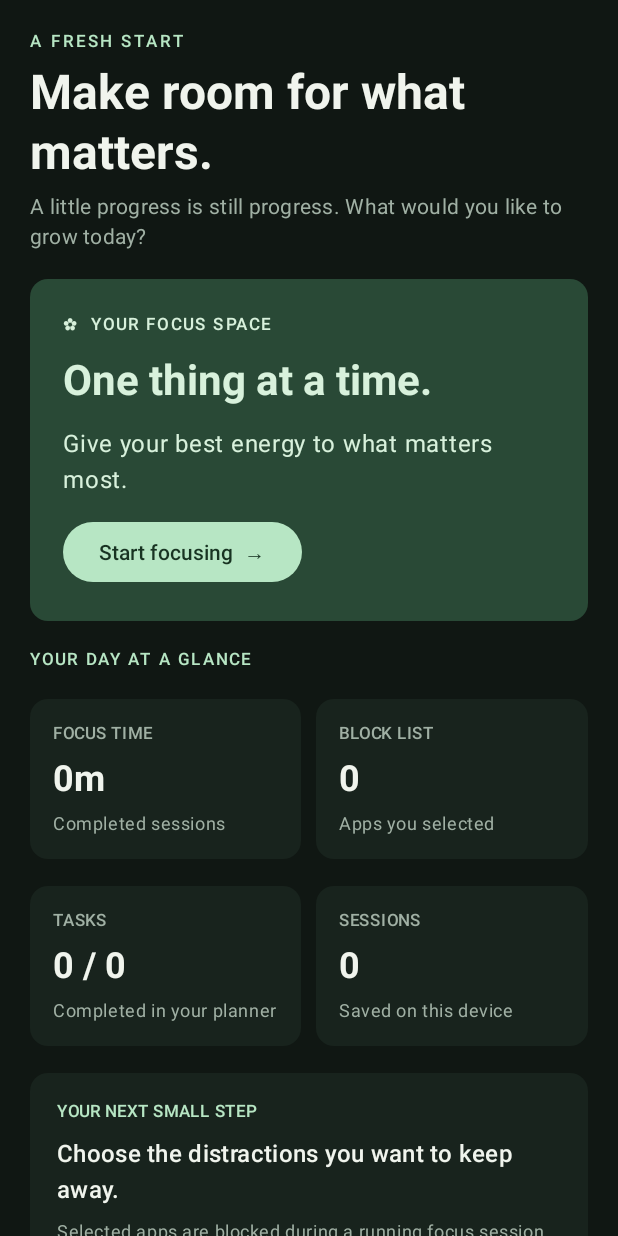
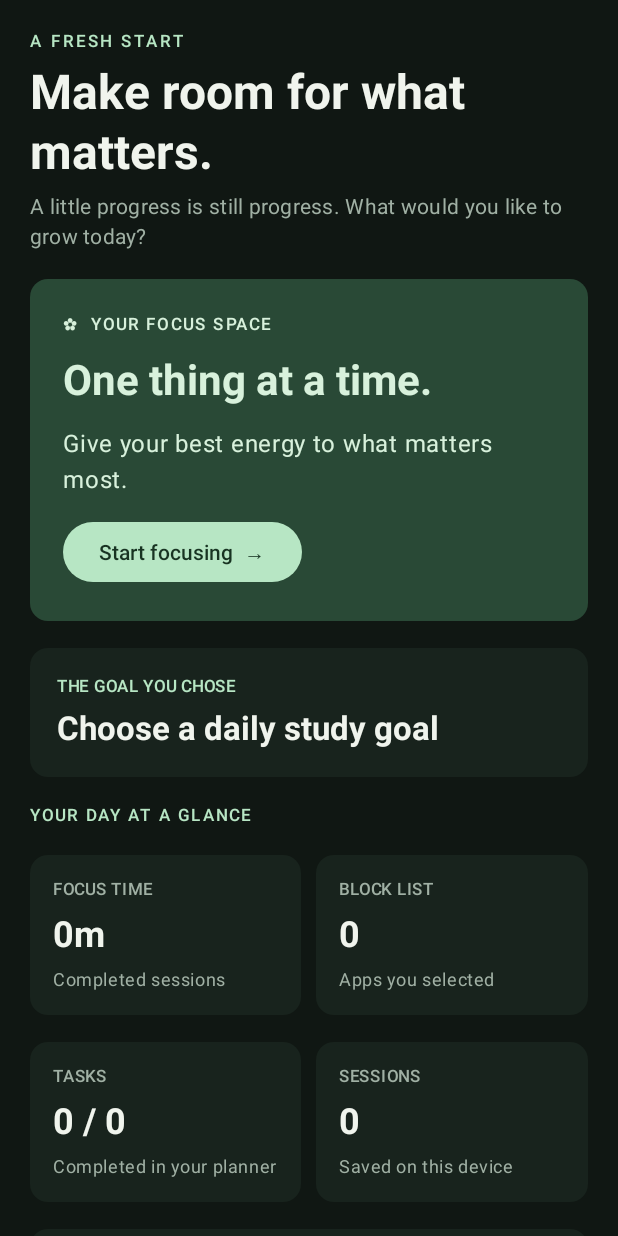
Before and after one commit to Mahin98250/open-focus-android, an Android app built with Jetpack Compose: the composable OverviewScreen shown on its own in the app's theme, on a phone screen of 412 x 824 dp. Run offline under Robolectric (Android 15) with nearby library versions, the phone set to English and light mode, and no system bars.

Commit message:
feat(home): show the personal study goal and focus priorities

```diff
--- a/app/src/main/java/org/openfocus/app/ui/screens/OverviewScreen.kt
+++ b/app/src/main/java/org/openfocus/app/ui/screens/OverviewScreen.kt
@@ -33,6 +33,14 @@ fun OverviewScreen(modifier: Modifier = Modifier, onNavigate: (String) -> Unit)
     val sessions = remember(context) { FocusSessionHistoryStore(context).load() }
     val selectedAppCount = remember(context) { AppBlockStore(context).blockedPackages().size }
     val tasks = remember(context) { PlannerStore(context).load() }
+    val dailyStudyGoal = remember(context) {
+        context.getSharedPreferences("app_onboarding", android.content.Context.MODE_PRIVATE)
+            .getFloat("daily_study_goal_hours", 0f)
+    }
+    val focusPriorities = remember(context) {
+        context.getSharedPreferences("app_onboarding", android.content.Context.MODE_PRIVATE)
+            .getStringSet("focus_priorities", emptySet())?.toSet().orEmpty()
+    }
     val completedTaskCount = tasks.count { it.completed }
     val focusMillis = sessions.sumOf { it.durationMillis }
     Column(
@@ -50,6 +58,19 @@ fun OverviewScreen(modifier: Modifier = Modifier, onNavigate: (String) -> Unit)
                 Text("One thing at a time.", style = MaterialTheme.typography.headlineMedium, fontWeight = FontWeight.Bold, color = MaterialTheme.colorScheme.onPrimaryContainer)
                 Text("Give your best energy to what matters most.", color = MaterialTheme.colorScheme.onPrimaryContainer)
                 Button(onClick = { onNavigate("focus") }) { Text("Start focusing  →") }
+            }
+        }
+        Card(colors = CardDefaults.cardColors(containerColor = MaterialTheme.colorScheme.surface)) {
+            Column(Modifier.fillMaxWidth().padding(18.dp), verticalArrangement = Arrangement.spacedBy(6.dp)) {
+                Text("THE GOAL YOU CHOSE", color = MaterialTheme.colorScheme.primary, style = MaterialTheme.typography.labelSmall)
+                Text(
+                    if (dailyStudyGoal > 0f) String.format(java.util.Locale.ROOT, "%.1f hours a day", dailyStudyGoal) else "Choose a daily study goal",
+                    style = MaterialTheme.typography.titleLarge,
+                    fontWeight = FontWeight.Bold
+                )
+                if (focusPriorities.isNotEmpty()) {
+                    Text(focusPriorities.joinToString(" · "), color = MaterialTheme.colorScheme.onSurfaceVariant, style = MaterialTheme.typography.bodySmall)
+                }
             }
         }
         Text("YOUR DAY AT A GLANCE", color = MaterialTheme.colorScheme.primary, style = MaterialTheme.typography.labelSmall, letterSpacing = 1.5.sp)
```
